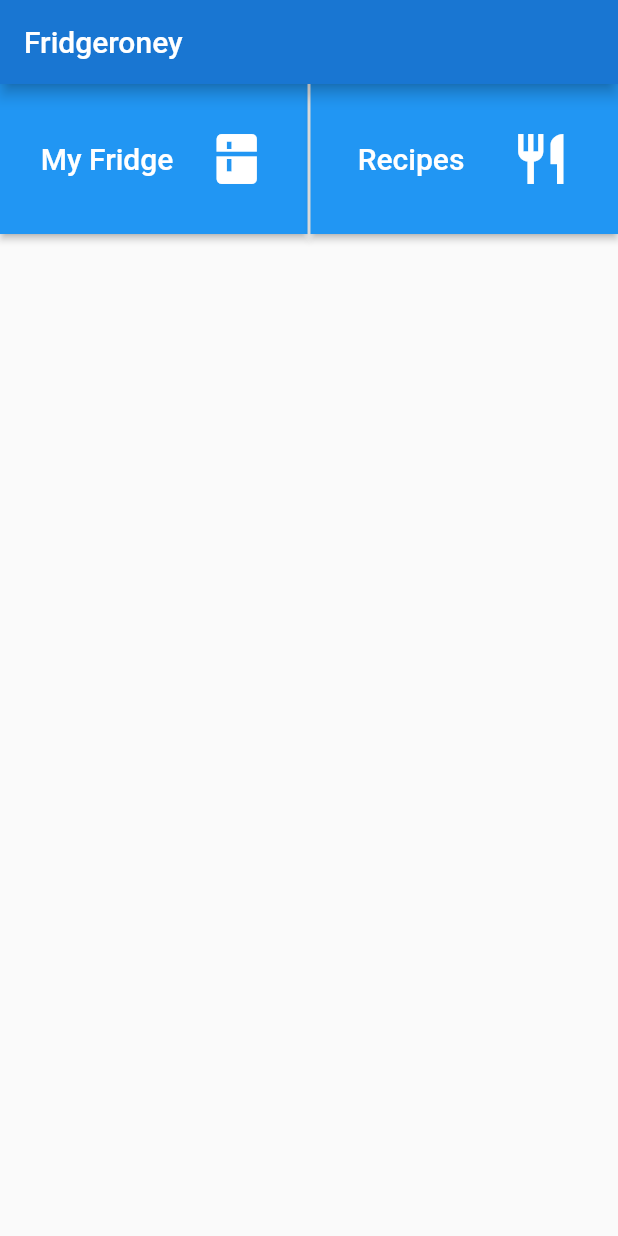
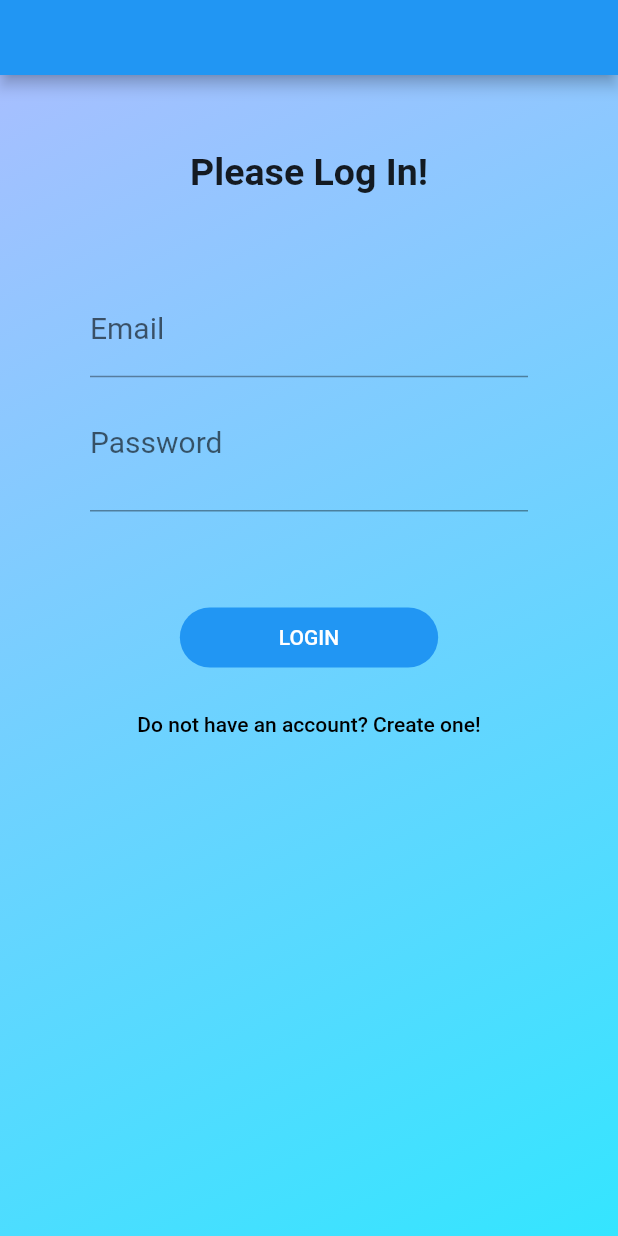
Before and after one commit to TheUnrealDev/Fridgeroney-Virtual-Fridge, a Flutter app: the screen it shows after launch, on a phone screen of 412 x 824 dp. Run offline on Flutter 3.47's test engine with Material 2 defaults, Android fonts, the light colour scheme and no system bars; our stand-ins replace camera, firebase_auth, firebase_core; missing offline and left inert: flutter_barcode_scanner; accounts and stored records are empty.

Commit message:
Connected To Firebase +  Login & Sign Up page

```diff
--- a/lib/main.dart
+++ b/lib/main.dart
@@ -1,21 +1,49 @@
+import 'package:camera/camera.dart';
 import 'package:flutter/material.dart';
+import 'package:fridgeroney/models/auth_model.dart';
 import 'package:fridgeroney/pages/home_page.dart';
+import 'package:firebase_core/firebase_core.dart';
+import 'package:provider/provider.dart';
+import 'firebase_options.dart';
+import 'pages/login_page.dart';
 
-void main() {
-  runApp(const MyApp());
+Future<void> main() async {
+  WidgetsFlutterBinding.ensureInitialized();
+  await Firebase.initializeApp(options: DefaultFirebaseOptions.currentPlatform);
+
+  final List<CameraDescription> cameras = await availableCameras();
+  final CameraDescription mainCam = cameras.first;
+
+  runApp(ChangeNotifierProvider(
+    create: (_) => AuthModel(),
+    child: MyApp(
+      mainCamera: mainCam,
+    ),
+  ));
 }
 
 class MyApp extends StatelessWidget {
-  const MyApp({super.key});
+  static late CameraDescription mainCam;
 
-  // This widget is the root of your application.
+  MyApp({super.key, mainCamera}) {
+    mainCam = mainCamera;
+  }
+
   @override
   Widget build(BuildContext context) {
     return MaterialApp(
       title: 'Flutter Demo',
       debugShowCheckedModeBanner: false,
       theme: ThemeData(primarySwatch: Colors.blue),
-      home: const HomePage(),
+      home: Consumer<AuthModel>(builder: (_, auth, __) {
+        if (auth.isSignedIn) {
+          debugPrint("User Is Logged In!");
+          return const HomePage();
+        } else {
+          debugPrint("User Is Not Logged In");
+          return const LoginPage();
+        }
+      }),
     );
   }
 }
--- /dev/null
+++ b/lib/models/auth_model.dart
@@ -0,0 +1,62 @@
+import 'package:firebase_auth/firebase_auth.dart';
+import 'package:flutter/material.dart';
+
+class AuthModel extends ChangeNotifier {
+  final FirebaseAuth _auth = FirebaseAuth.instance;
+
+  bool get isSignedIn => _auth.currentUser != null;
+
+  Future<bool> signUp(String email, String password) async {
+    bool success = false;
+    try {
+      await FirebaseAuth.instance
+          .createUserWithEmailAndPassword(email: email, password: password)
+          .then(
+            (userCredential) => {
+              debugPrint(FirebaseAuth.instance.currentUser.toString()),
+              notifyListeners(),
+            },
+          );
+      success = true;
+    } on FirebaseAuthException catch (e) {
+      if (e.code == 'email-already-in-use') {
+        debugPrint("An user already exists with this email!");
+      } else if (e.code == 'invalid-email') {
+        debugPrint("The email is invalid!");
+      } else if (e.code == 'operation-not-allowed') {
+        debugPrint(
+          "Email+Password sign ins are not enabled. Enable it in the Firebase Console.",
+        );
+      } else if (e.code == 'weak-password') {
+        debugPrint("The password is not strong enough!");
+      } else {
+        debugPrint(e.code);
+      }
+    }
+
+    return success;
+  }
+
+  void signIn(String email, String password) async {
+    try {
+      await FirebaseAuth.instance.signInWithEmailAndPassword(
+        email: email,
+        password: password,
+      );
+      notifyListeners();
+    } on FirebaseAuthException catch (e) {
+      if (e.code == 'user-not-found') {
+        debugPrint('No user found for that email.');
+      } else if (e.code == 'wrong-password') {
+        debugPrint('Wrong password provided for that user.');
+      } else {
+        debugPrint(e.code);
+      }
+    }
+  }
+
+  void signOut() async {
+    await FirebaseAuth.instance.signOut();
+    notifyListeners();
+  }
+}
--- a/lib/pages/home_page.dart
+++ b/lib/pages/home_page.dart
@@ -1,4 +1,6 @@
 import 'package:flutter/material.dart';
+import 'package:fridgeroney/widgets/common_recipes_list.dart';
+import 'package:fridgeroney/widgets/open_scan_page_button.dart';
 import 'package:fridgeroney/widgets/page_select_button.dart';
 
 class HomePage extends StatefulWidget {
@@ -14,12 +16,11 @@ class _HomePageState extends State<HomePage> {
     return Scaffold(
       appBar: AppBar(
         backgroundColor: Theme.of(context).primaryColorDark,
-        title: const Text(
-          "Fridgeroney",
-          style: TextStyle(color: Colors.white),
+        toolbarHeight: 0,
       ),
-      ),
-      body: const Column(children: [
+      body: const Column(
+        mainAxisAlignment: MainAxisAlignment.spaceBetween,
+        children: [
           Row(
             children: [
               PageSelectButton(
@@ -34,8 +35,11 @@ class _HomePageState extends State<HomePage> {
                 buttonIcon: Icons.restaurant,
               ),
             ],
-        )
-      ]),
+          ),
+          OpenScanButton(),
+          CommonRecipesList(),
+        ],
+      ),
     );
   }
 }
--- /dev/null
+++ b/lib/pages/login_page.dart
@@ -0,0 +1,99 @@
+import 'package:flutter/material.dart';
+import 'package:fridgeroney/models/auth_model.dart';
+import 'package:fridgeroney/pages/sign_up_page.dart';
+import 'package:provider/provider.dart';
+
+import '../widgets/user_credentials_form.dart';
+
+class LoginPage extends StatefulWidget {
+  const LoginPage({super.key});
+
+  @override
+  State<LoginPage> createState() => _LoginPageState();
+}
+
+class _LoginPageState extends State<LoginPage> {
+  final _formKey = GlobalKey<FormState>();
+
+  final TextEditingController _emailController = TextEditingController();
+  final TextEditingController _passController = TextEditingController();
+
+  @override
+  Widget build(BuildContext context) {
+    AuthModel authModel = context.read<AuthModel>();
+
+    return Container(
+      decoration: const BoxDecoration(
+        gradient: LinearGradient(
+          colors: [
+            Color.fromARGB(255, 173, 189, 255),
+            Color.fromARGB(255, 52, 229, 255)
+          ],
+          begin: Alignment.topLeft,
+          end: Alignment.bottomRight,
+        ),
+      ),
+      child: Scaffold(
+        backgroundColor: Colors.transparent,
+        resizeToAvoidBottomInset: false,
+        appBar: AppBar(
+          automaticallyImplyLeading: false,
+          toolbarHeight: 50,
+        ),
+        body: Center(
+          child: Padding(
+            padding: const EdgeInsets.only(top: 50),
+            child: Column(
+              crossAxisAlignment: CrossAxisAlignment.center,
+              children: [
+                const Text(
+                  "Please Log In!",
+                  style: TextStyle(fontSize: 25, fontWeight: FontWeight.bold),
+                ),
+                Padding(
+                  padding:
+                      const EdgeInsets.symmetric(horizontal: 60, vertical: 60),
+                  child: UserCredentialsForm(
+                      formKey: _formKey,
+                      emailController: _emailController,
+                      passController: _passController),
+                ),
+                FilledButton(
+                  onPressed: () {
+                    if (_formKey.currentState!.validate()) {
+                      authModel.signIn(_emailController.value.text,
+                          _passController.value.text);
+                    }
+                  },
+                  child: const Padding(
+                    padding: EdgeInsets.symmetric(horizontal: 50),
+                    child: Text("LOGIN"),
+                  ),
+                ),
+                const SizedBox(
+                  height: 10,
+                ),
+                TextButton(
+                  onPressed: () {
+                    Navigator.push(
+                      context,
+                      MaterialPageRoute(
+                        builder: (context) => const SignUpPage(),
+                      ),
+                    );
+                  },
+                  child: const Text(
+                    'Do not have an account? Create one!',
+                    style: TextStyle(
+                      color: Colors.black,
+                    ),
+                  ),
+                ),
+              ],
+            ),
+          ),
+        ),
+      ),
+    );
+  }
+}
--- /dev/null
+++ b/lib/widgets/user_credentials_form.dart
@@ -0,0 +1,83 @@
+import 'package:flutter/material.dart';
+
+class UserCredentialsForm extends StatefulWidget {
+  final GlobalKey<FormState> _formKey;
+  final TextEditingController _emailController;
+  final TextEditingController _passController;
+
+  const UserCredentialsForm({
+    super.key,
+    required GlobalKey<FormState> formKey,
+    required TextEditingController emailController,
+    required TextEditingController passController,
+  })  : _formKey = formKey,
+        _emailController = emailController,
+        _passController = passController;
+
+  @override
+  State<UserCredentialsForm> createState() => _UserCredentialsFormState();
+}
+
+class _UserCredentialsFormState extends State<UserCredentialsForm> {
+  bool _obscurePassword = true;
+
+  @override
+  Widget build(BuildContext context) {
+    return Form(
+      key: widget._formKey,
+      child: Column(
+        children: [
+          TextFormField(
+            validator: (value) {
+              if (value == null || value.isEmpty) {
+                return 'Please Input Your Email';
+              }
+              return null;
+            },
+            controller: widget._emailController,
+            style: const TextStyle(fontSize: 18),
+            decoration: const InputDecoration(
+              label: Text(
+                'Email',
+                style: TextStyle(fontSize: 20),
+              ),
+              hintText: 'Input Your Email Here...',
+            ),
+          ),
+          TextFormField(
+            validator: (value) {
+              if (value == null || value.isEmpty) {
+                return 'Please Input Your Password';
+              }
+              return null;
+            },
+            controller: widget._passController,
+            style: const TextStyle(fontSize: 18),
+            obscureText: _obscurePassword,
+            decoration: InputDecoration(
+              label: const Text(
+                'Password',
+                style: TextStyle(fontSize: 20),
+              ),
+              hintText: 'Input Your Password Here...',
+              suffix: IconButton(
+                onPressed: () {
+                  setState(
+                    () {
+                      _obscurePassword = !_obscurePassword;
+                    },
+                  );
+                },
+                icon: Icon(
+                  _obscurePassword == true
+                      ? Icons.visibility
+                      : Icons.visibility_off,
+                ),
+              ),
+            ),
+          ),
+        ],
+      ),
+    );
+  }
+}
--- a/pubspec.yaml
+++ b/pubspec.yaml
@@ -35,6 +35,11 @@ dependencies:
   # The following adds the Cupertino Icons font to your application.
   # Use with the CupertinoIcons class for iOS style icons.
   cupertino_icons: ^1.0.2
+  camera: ^0.10.5+3
+  flutter_barcode_scanner: ^2.0.0
+  firebase_core: ^2.15.1
+  firebase_auth: ^4.9.0
+  provider: ^6.0.5
 
 dev_dependencies:
   flutter_test:
```
Also changed, not shown: lib/pages/scan_page.dart (added, +54 -0 lines), lib/pages/sign_up_page.dart (added, +108 -0 lines), lib/widgets/common_recipe_button.dart (added, +33 -0 lines), lib/widgets/common_recipes_list.dart (added, +47 -0 lines), lib/widgets/open_scan_page_button.dart (added, +64 -0 lines), lib/widgets/page_select_button.dart (+6 -1 lines), lib/firebase_options.dart (added), pubspec.lock, 6 other files. Lines whose indentation alone changed are shown as unchanged.
